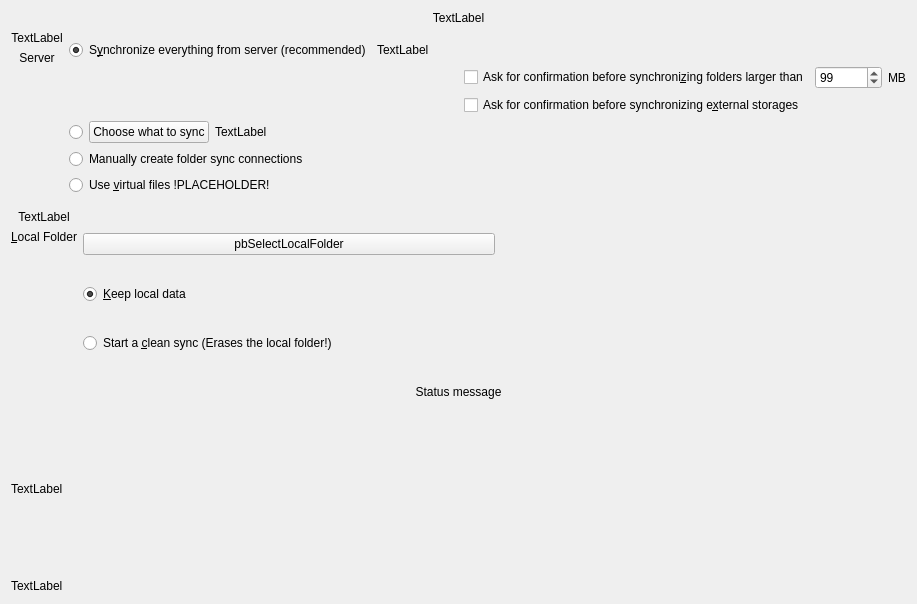
nextcloud/desktop, file src/gui/wizard/owncloudadvancedsetuppage.ui: the form before one commit.
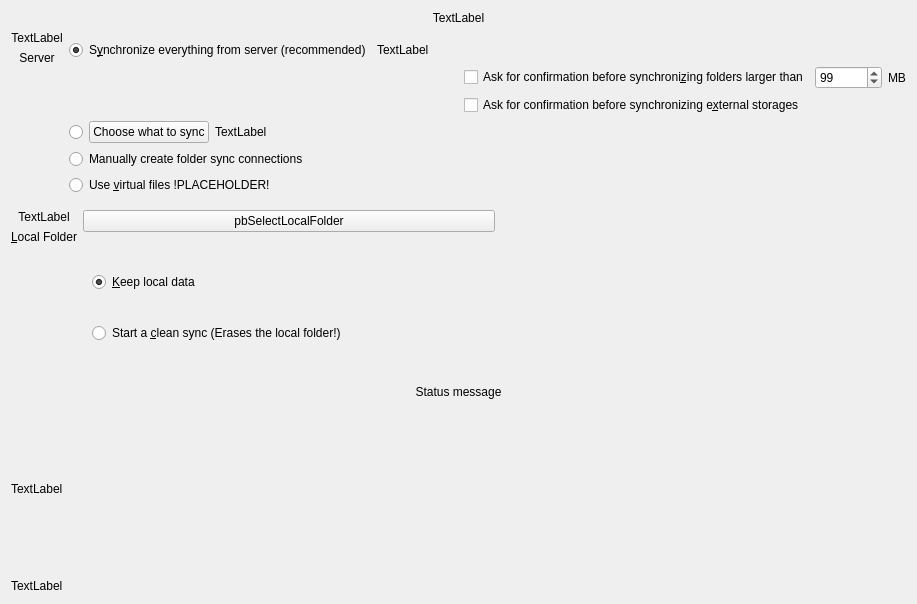
The form after the commit.

Diff of the .ui file:
```diff
--- a/src/gui/wizard/owncloudadvancedsetuppage.ui
+++ b/src/gui/wizard/owncloudadvancedsetuppage.ui
@@ -391,6 +391,15 @@
         </layout>
        </item>
        <item>
+        <widget class="QWidget" name="resolutionWidget" native="true">
+         <property name="sizePolicy">
+          <sizepolicy hsizetype="Preferred" vsizetype="MinimumExpanding">
+           <horstretch>0</horstretch>
+           <verstretch>0</verstretch>
+          </sizepolicy>
+         </property>
+         <layout class="QVBoxLayout" name="verticalLayout_8">
+          <item>
         <widget class="QRadioButton" name="radioButton">
          <property name="text">
           <string>&amp;Keep local data</string>
@@ -411,6 +420,9 @@
          <property name="checkable">
           <bool>true</bool>
          </property>
+           </widget>
+          </item>
+         </layout>
         </widget>
        </item>
       </layout>
```
Lines whose indentation alone changed are shown as unchanged.
